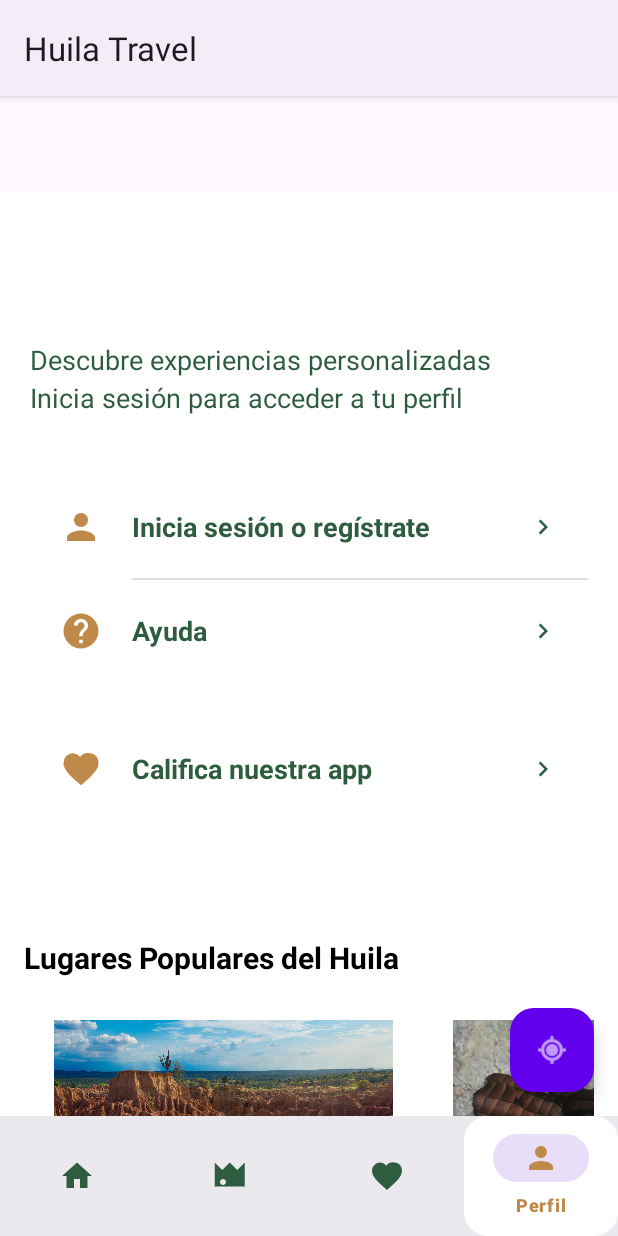
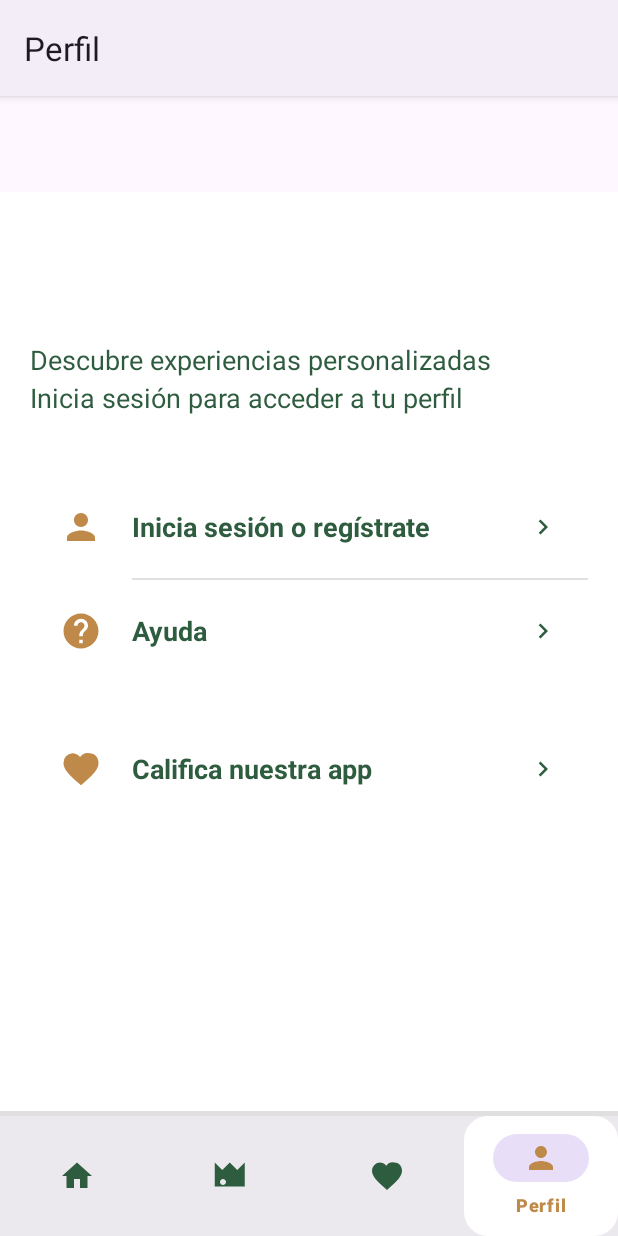
Before and after one commit to NicolasCeronDev/Huila-Travel, an Android app: the PerfilFragment screen opened through its navigation route, item 4 of the bottom bar chosen, on a phone screen of 412 x 824 dp. Run offline under Robolectric (Android 15) with nearby library versions, the phone set to English and light mode, and no system bars; our stand-ins replace navigation-ui.

Commit message:
Revert "Agregada sección de lugares turísticos y botón flotante (#4)"
This reverts commit 0c6efb81ac7cd041f9ed4a5dabdea5c18260b2fc.

```diff
--- a/app/build.gradle.kts
+++ b/app/build.gradle.kts
@@ -50,9 +50,6 @@ dependencies {
     implementation(libs.androidx.navigation.fragment.ktx)
     implementation(libs.androidx.navigation.ui.ktx)
 
-    implementation("com.google.android.material:material:1.9.0")
-
-
     implementation("androidx.cardview:cardview:1.0.0")
 
     testImplementation(libs.junit)
--- a/app/src/main/java/com/appsnicolas/huilatravel/Lugar.kt
+++ /dev/null
@@ -1,7 +0,0 @@
-package com.appsnicolas.huilatravel
-
-data class Lugar(
-    val nombre: String,
-    val descripcion: String,
-    val imagen: Int
-)
--- a/app/src/main/java/com/appsnicolas/huilatravel/LugarAdapter.kt
+++ /dev/null
@@ -1,33 +0,0 @@
-package com.appsnicolas.huilatravel
-
-import android.view.LayoutInflater
-import android.view.View
-import android.view.ViewGroup
-import android.widget.ImageView
-import android.widget.TextView
-import androidx.recyclerview.widget.RecyclerView
-
-class LugarAdapter(private val listaLugares: List<Lugar>) :
-    RecyclerView.Adapter<LugarAdapter.LugarViewHolder>() {
-
-    class LugarViewHolder(view: View) : RecyclerView.ViewHolder(view) {
-        val imagenLugar: ImageView = view.findViewById(R.id.imagenLugar)
-        val nombreLugar: TextView = view.findViewById(R.id.nombreLugar)
-        val descripcionLugar: TextView = view.findViewById(R.id.descripcionLugar)
-    }
-
-    override fun onCreateViewHolder(parent: ViewGroup, viewType: Int): LugarViewHolder {
-        val vista = LayoutInflater.from(parent.context)
-            .inflate(R.layout.item_lugar, parent, false)
-        return LugarViewHolder(vista)
-    }
-
-    override fun onBindViewHolder(holder: LugarViewHolder, position: Int) {
-        val lugar = listaLugares[position]
-        holder.imagenLugar.setImageResource(lugar.imagen)
-        holder.nombreLugar.text = lugar.nombre
-        holder.descripcionLugar.text = lugar.descripcion
-    }
-
-    override fun getItemCount(): Int = listaLugares.size
-}
--- a/app/src/main/java/com/appsnicolas/huilatravel/MainActivity.kt
+++ b/app/src/main/java/com/appsnicolas/huilatravel/MainActivity.kt
@@ -1,40 +1,35 @@
 package com.appsnicolas.huilatravel
 
 import android.os.Bundle
+import com.google.android.material.bottomnavigation.BottomNavigationView
 import androidx.appcompat.app.AppCompatActivity
-import androidx.recyclerview.widget.LinearLayoutManager
-import androidx.recyclerview.widget.RecyclerView
-import com.google.android.material.floatingactionbutton.FloatingActionButton
-import android.widget.Toast
+import androidx.navigation.findNavController
+import androidx.navigation.ui.AppBarConfiguration
+import androidx.navigation.ui.setupActionBarWithNavController
+import androidx.navigation.ui.setupWithNavController
+import com.appsnicolas.huilatravel.databinding.ActivityMainBinding
 
 class MainActivity : AppCompatActivity() {
 
-    private lateinit var recyclerLugares: RecyclerView
-    private lateinit var fabExplorar: FloatingActionButton
+    private lateinit var binding: ActivityMainBinding
 
     override fun onCreate(savedInstanceState: Bundle?) {
         super.onCreate(savedInstanceState)
-        setContentView(R.layout.activity_main)
 
-        recyclerLugares = findViewById(R.id.recyclerLugares)
-        fabExplorar = findViewById(R.id.fabExplorar)
+        binding = ActivityMainBinding.inflate(layoutInflater)
+        setContentView(binding.root)
 
-        // Configurar el RecyclerView como carrusel horizontal
-        recyclerLugares.layoutManager =
-            LinearLayoutManager(this, LinearLayoutManager.HORIZONTAL, false)
+        val navView: BottomNavigationView = binding.navView
 
-        // Datos de ejemplo
-        val lugares = listOf(
-            Lugar("Desierto de la Tatacoa", "Un paisaje árido y mágico", R.drawable.tatacoa),
-            Lugar("Cueva de los Guácharos", "Parque natural lleno de vida", R.drawable.guacharos),
-            Lugar("Represa de Betania", "Bellos paisajes y deportes acuáticos", R.drawable.betania),
-            Lugar("Nevado del Huila", "El punto más alto del sur colombiano", R.drawable.nevado)
+        val navController = findNavController(R.id.nav_host_fragment_activity_main)
+        // Passing each menu ID as a set of Ids because each
+        // menu should be considered as top level destinations.
+        val appBarConfiguration = AppBarConfiguration(
+            setOf(
+                R.id.navigation_home, R.id.navigation_rutas, R.id.navigation_favoritos, R.id.navigation_perfil
+            )
         )
-
-        recyclerLugares.adapter = LugarAdapter(lugares)
-
-        fabExplorar.setOnClickListener {
-            Toast.makeText(this, "Explorando lugares cercanos...", Toast.LENGTH_SHORT).show()
-        }
+        setupActionBarWithNavController(navController, appBarConfiguration)
+        navView.setupWithNavController(navController)
     }
 }
--- a/app/src/main/res/layout/activity_main.xml
+++ b/app/src/main/res/layout/activity_main.xml
@@ -6,7 +6,6 @@
     android:layout_height="match_parent"
     android:paddingTop="?attr/actionBarSize">
 
-    <!-- ======== CONTENIDO ORIGINAL ======== -->
     <View
         android:id="@+id/bottom_nav_divider"
         android:layout_width="0dp"
@@ -41,45 +40,4 @@
         app:layout_constraintRight_toRightOf="parent"
         app:navGraph="@navigation/mobile_navigation" />
 
-    <!-- ======== NUEVA SECCIÓN DE LUGARES POPULARES ======== -->
-    <LinearLayout
-        android:id="@+id/seccion_lugares"
-        android:layout_width="match_parent"
-        android:layout_height="wrap_content"
-        android:orientation="vertical"
-        android:padding="16dp"
-        android:background="@android:color/white"
-        app:layout_constraintTop_toBottomOf="@id/nav_host_fragment_activity_main"
-        app:layout_constraintBottom_toTopOf="@id/nav_view">
-
-        <TextView
-            android:id="@+id/tituloLugares"
-            android:layout_width="wrap_content"
-            android:layout_height="wrap_content"
-            android:text="Lugares Populares del Huila"
-            android:textSize="20sp"
-            android:textStyle="bold"
-            android:textColor="@color/black"
-            android:layout_marginBottom="8dp" />
-
-        <androidx.recyclerview.widget.RecyclerView
-            android:id="@+id/recyclerLugares"
-            android:layout_width="match_parent"
-            android:layout_height="200dp"
-            android:orientation="horizontal" />
-    </LinearLayout>
-
-    <!-- ======== BOTÓN FLOTANTE ======== -->
-    <com.google.android.material.floatingactionbutton.FloatingActionButton
-        android:id="@+id/fabExplorar"
-        android:layout_width="wrap_content"
-        android:layout_height="wrap_content"
-        android:layout_margin="16dp"
-        android:contentDescription="Explorar lugares cercanos"
-        android:src="@android:drawable/ic_menu_mylocation"
-        app:layout_constraintBottom_toTopOf="@id/nav_view"
-        app:layout_constraintRight_toRightOf="parent"
-        app:tint="@android:color/white"
-        app:backgroundTint="@color/purple_500" />
-
 </androidx.constraintlayout.widget.ConstraintLayout>
--- a/app/src/main/res/layout/fragment_home.xml
+++ b/app/src/main/res/layout/fragment_home.xml
@@ -62,7 +62,7 @@
                     android:layout_height="match_parent"
                     android:contentDescription="@string/hero_image_description"
                     android:scaleType="centerCrop"
-                    android:src="@drawable/desierto" />
+                    android:src="@drawable/bg_desierto" />
 
                 <View
                     android:layout_width="match_parent"
--- a/app/src/main/res/layout/item_lugar.xml
+++ /dev/null
@@ -1,32 +0,0 @@
-<?xml version="1.0" encoding="utf-8"?>
-<LinearLayout xmlns:android="http://schemas.android.com/apk/res/android"
-    android:layout_width="250dp"
-    android:layout_height="wrap_content"
-    android:orientation="vertical"
-    android:padding="12dp"
-    android:background="@android:color/white"
-    android:layout_margin="8dp">
-
-    <ImageView
-        android:id="@+id/imagenLugar"
-        android:layout_width="match_parent"
-        android:layout_height="150dp"
-        android:scaleType="centerCrop"
-        android:src="@android:drawable/ic_menu_gallery" />
-
-    <TextView
-        android:id="@+id/nombreLugar"
-        android:layout_width="wrap_content"
-        android:layout_height="wrap_content"
-        android:text="Lugar"
-        android:textStyle="bold"
-        android:textSize="18sp"
-        android:paddingTop="8dp" />
-
-    <TextView
-        android:id="@+id/descripcionLugar"
-        android:layout_width="wrap_content"
-        android:layout_height="wrap_content"
-        android:text="Descripción breve"
-        android:textSize="14sp" />
-</LinearLayout>
--- a/app/src/main/res/values/colors.xml
+++ b/app/src/main/res/values/colors.xml
@@ -2,16 +2,12 @@
 <resources>
     <color name="black">#FF000000</color>
     <color name="white">#FFFFFFFF</color>
-    <color name="purple_500">#6200EE</color>
-
 
     <!-- Paleta de colores cafe y verde del Huila -->
     <color name="color_primary">#2E5C3F</color>      <!-- Verde oscuro -->
     <color name="color_primary_dark">#1E3D2B</color> <!-- Verde más oscuro -->
     <color name="color_secondary">#BF8A49</color>    <!-- Marrón tierra -->
-    <color name="color_accent">#D4A55D</color>
-    <color name="teal_700">#018786</color>
-    <!-- Dorado claro -->
+    <color name="color_accent">#D4A55D</color>       <!-- Dorado claro -->
 
     <!-- Colores neutros -->
     <color name="background">#F5F5F5</color>         <!-- Fondo claro -->
```
Also changed, not shown: app/src/main/res/drawable/betania.jpg (deleted), app/src/main/res/drawable/bg_desierto.jpg (renamed from app/src/main/res/drawable/desierto.jpg), app/src/main/res/drawable/guacharos.jpg (deleted), app/src/main/res/drawable/nevado.jpg (deleted), app/src/main/res/drawable/tatacoa.jpg (deleted), 1 other file.
